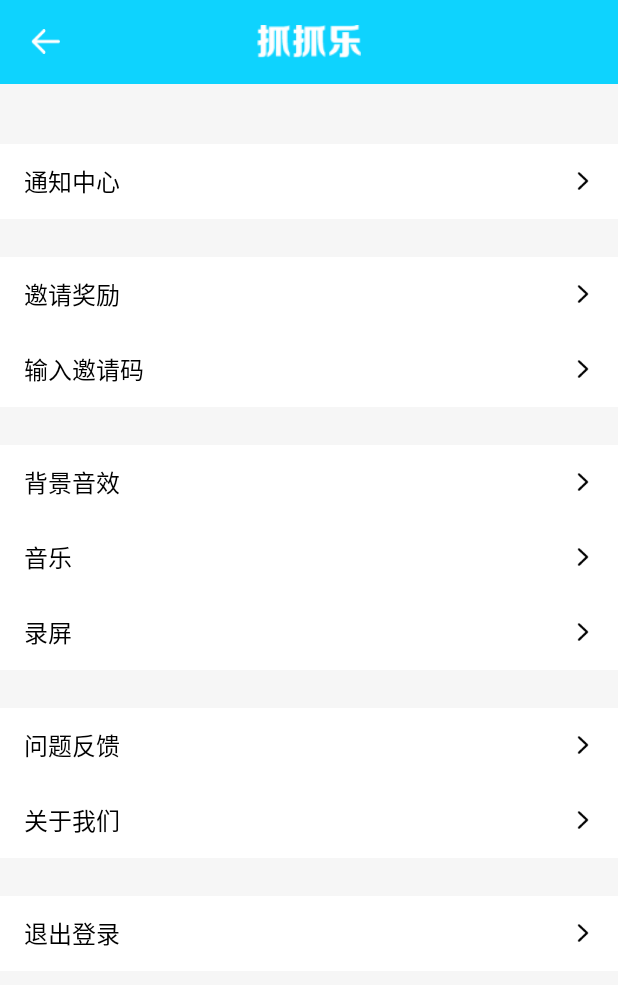
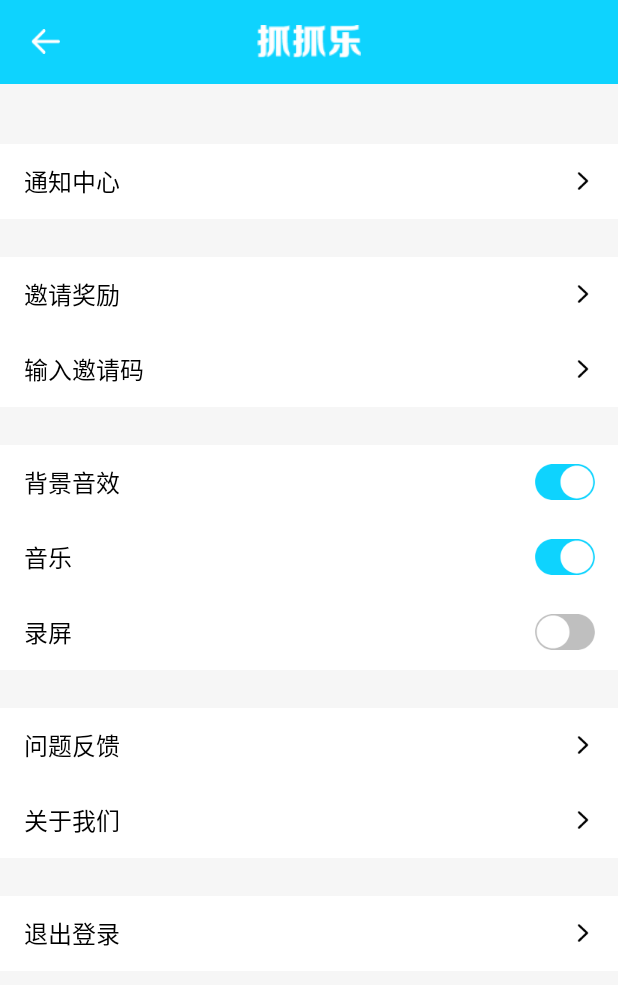
Before and after one commit to wblt/ZhuaZhuaLe, an Android app: the SettingActivity screen opened directly, with no data from a screen before it, on a phone screen of 412 x 824 dp. Shown: the top 985 px of the screen. Run offline under Robolectric (Android 15) with nearby library versions, the phone set to English and light mode, and no system bars; our stand-ins replace ButterKnife, RxJava; libraries missing offline, so code that uses them is left out: org.zackratos.ultimatebar; 1 statement that could not run was skipped.

Commit message:
设置界面和一些公用的布局

```diff
--- a/app/src/main/java/com/zhuazhuale/changsha/module/home/ui/SettingActivity.java
+++ b/app/src/main/java/com/zhuazhuale/changsha/module/home/ui/SettingActivity.java
@@ -52,6 +52,14 @@
         TextView tv_wtfk = (TextView) ic_setting_wtfk.findViewById(R.id.tv_list_n);
         TextView tv_gywm = (TextView) ic_setting_gywm.findViewById(R.id.tv_list_n);
         TextView tv_tcdl = (TextView) ic_setting_tcdl.findViewById(R.id.tv_list_n);
+
+        ImageView iv_bjyx = (ImageView) ic_setting_bjyx.findViewById(R.id.iv_list_tu);
+        ImageView iv_yy = (ImageView) ic_setting_yy.findViewById(R.id.iv_list_tu);
+        ImageView iv_lp = (ImageView) ic_setting_lp.findViewById(R.id.iv_list_tu);
+        iv_bjyx.setImageResource(R.mipmap.icon_kai);
+        iv_yy.setImageResource(R.mipmap.icon_kai);
+        iv_lp.setImageResource(R.mipmap.icon_guan);
+
         tv_tzzx.setText("通知中心");
         tv_yqjl.setText("邀请奖励");
         tv_sryqm.setText("输入邀请码");
--- a/app/src/main/res/layout/layout_list.xml
+++ b/app/src/main/res/layout/layout_list.xml
@@ -17,6 +17,7 @@
             android:textColor="@color/black"
             android:textSize="16dp" />
         <ImageView
+            android:id="@+id/iv_list_tu"
             android:layout_width="wrap_content"
             android:layout_height="wrap_content"
             android:src="@mipmap/ic_jiantou"
```
Also changed, not shown: app/src/main/res/mipmap-xhdpi/icon_guan.png (added), app/src/main/res/mipmap-xhdpi/icon_kai.png (added).
